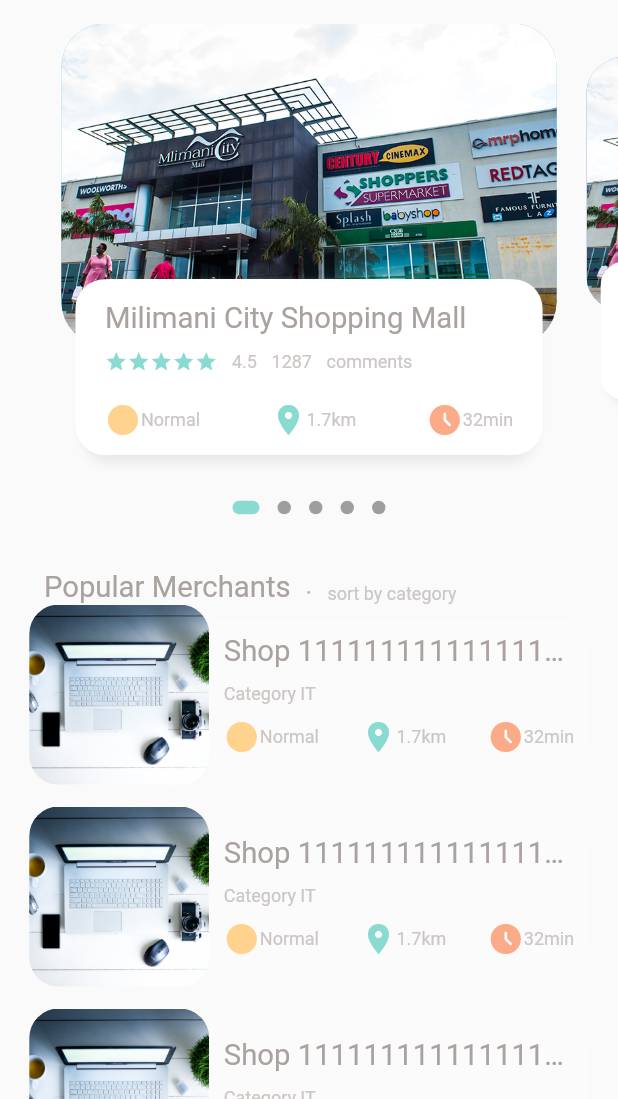
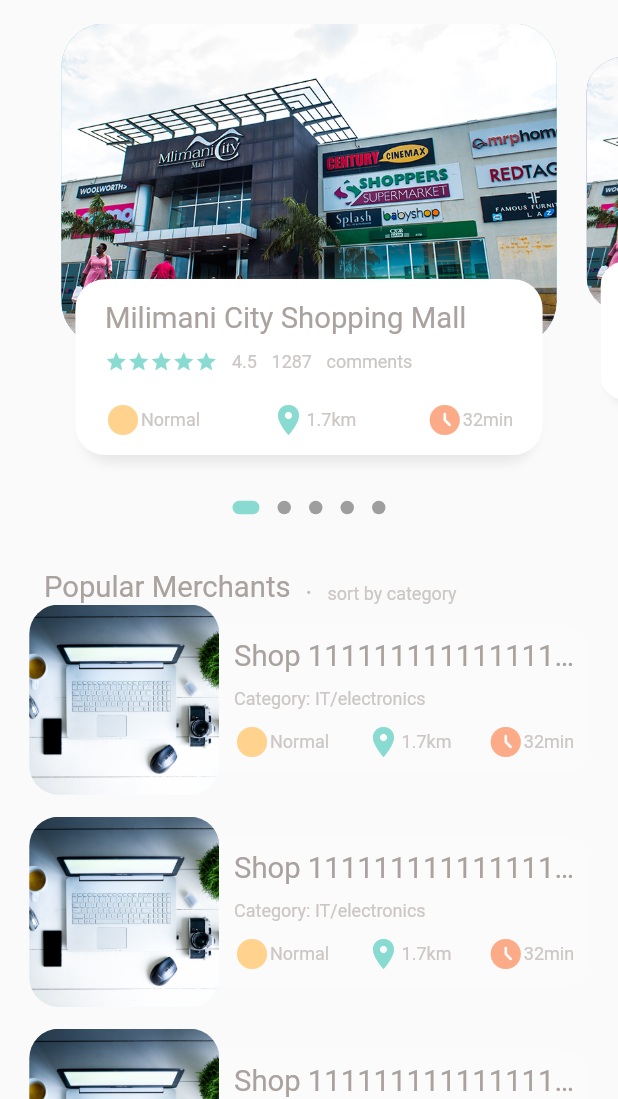
Before and after one commit to johngolem/Turaco, a Flutter app: the screen it shows after launch, on a phone screen of 412 x 824 dp, the part 137-1236 px from its top. Run offline on Flutter 3.47's test engine with Material 2 defaults, Android fonts, the phone set to English and light mode, and no system bars; drawn by our look-alikes of dots_indicator; our stand-ins replace get.

Commit message:
made dimesnions for responsive site for image size

```diff
--- a/lib/home/product_page_body.dart
+++ b/lib/home/product_page_body.dart
@@ -111,8 +111,8 @@ class _ProductPageBodyState extends State<ProductPageBody> {
 
                     //image section
                     Container(
-                      width: 120,
-                      height: 120,
+                      width: Dimensions.listViewImgSize,
+                      height: Dimensions.listViewImgSize,
                       decoration: BoxDecoration(
                         borderRadius: BorderRadius.circular(Dimensions.radius20),
                         color: Colors.white38,
@@ -146,7 +146,7 @@ class _ProductPageBodyState extends State<ProductPageBody> {
                             children: [
                             BigText(text: "Shop 11111111111111111111"),
                             SizedBox(height: Dimensions.height10,),
-                            SmallText(text: "Category IT"),
+                            SmallText(text: "Category: IT/electronics"),
                             SizedBox(height: Dimensions.height10,),
                              Row(
                         mainAxisAlignment: MainAxisAlignment.spaceBetween,
--- a/lib/utils/dimensions.dart
+++ b/lib/utils/dimensions.dart
@@ -23,10 +23,19 @@ static double width15 = screenHeight / 56.27;
 static double width25 = screenHeight / 33.76;
 static double width30 = screenHeight / 28.13;
 
-  static double radius20 = screenHeight / 42.2;
-  static double radius30 = screenHeight / 28.13;
+
+//radius
+static double radius20 = screenHeight / 42.2;
+static double radius30 = screenHeight / 28.13;
 
 
+//font size
+static double font20 = screenHeight / 42.2;
 
-  static double font20 = screenHeight / 42.2;
+//iconsize
+static double iconsize24 = screenHeight / 35.17;
+
+//listview
+static double listViewImgSize = screenWidth / 3.25;
+static double listViewTxtContsize = screenWidth / 3.9;
 }
```
